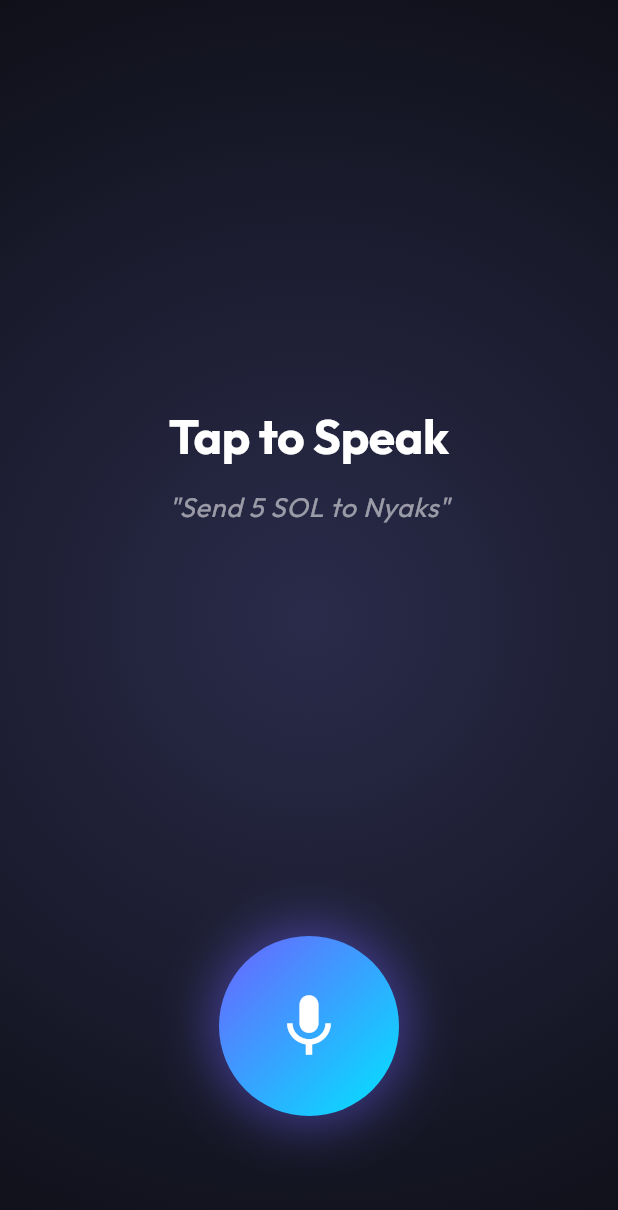
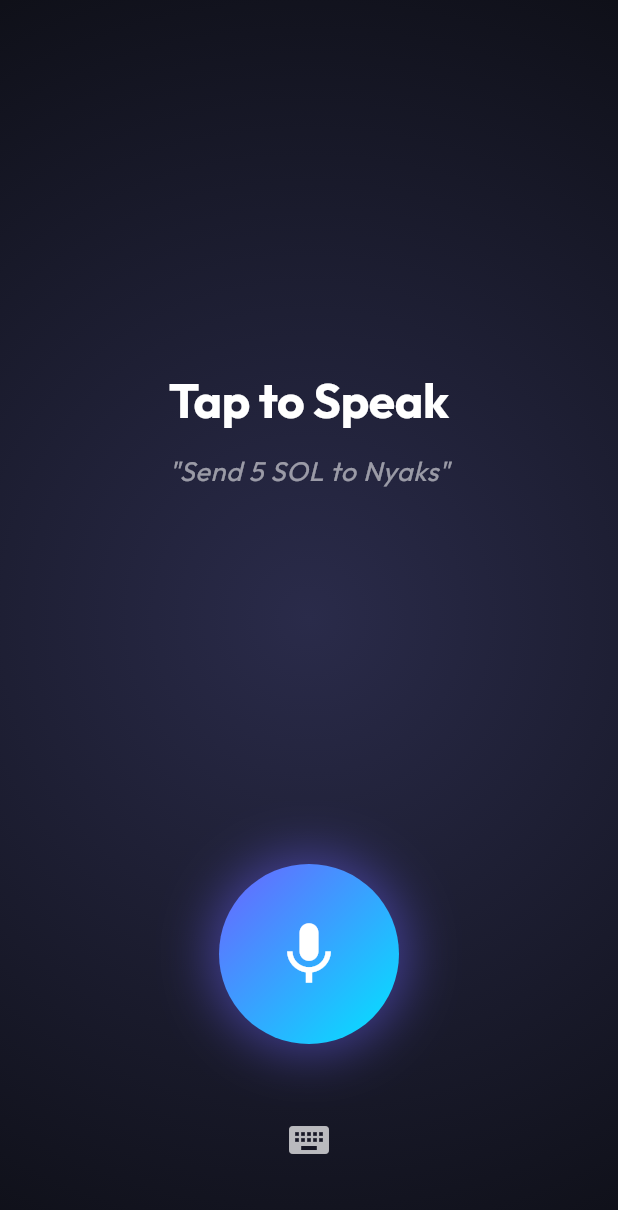
Before and after one commit to nyaks1/double-z, a Flutter app: the HomeScreen screen opened by its route, on a phone screen of 412 x 824 dp. Shown: the top 1210 px of the screen. Run offline on Flutter 3.47's test engine with Material 3 defaults, Android fonts, the phone set to English and light mode, and no system bars; our stand-ins replace google_fonts; missing offline and left inert: record.

Commit message:
Add text input and mock AI backend

```diff
--- a/mobile/lib/screens/home.dart
+++ b/mobile/lib/screens/home.dart
@@ -9,7 +9,9 @@ class HomeScreen extends StatefulWidget {
 
 class _HomeScreenState extends State<HomeScreen> with SingleTickerProviderStateMixin {
   late AnimationController _pulseController;
+  final TextEditingController _textController = TextEditingController();
   bool _isRecording = false;
+  bool _isTypingMode = false;
 
   @override
   void initState() {
@@ -23,6 +25,7 @@ class _HomeScreenState extends State<HomeScreen> with SingleTickerProviderStateM
   @override
   void dispose() {
     _pulseController.dispose();
+    _textController.dispose();
     super.dispose();
   }
 
@@ -46,6 +49,22 @@ class _HomeScreenState extends State<HomeScreen> with SingleTickerProviderStateM
     }
   }
 
+  void _sendTextIntent() {
+    if (_textController.text.trim().isEmpty) return;
+
+    // TODO: Integrate actual text sending service and API call
+    Future.delayed(const Duration(seconds: 1), () {
+      if (mounted) {
+        Navigator.pushNamed(context, '/confirm', arguments: {
+          'amount': 5.0,
+          'recipient_name': 'Nyaks',
+          'transaction_payload': 'mock_base64_tx',
+        });
+        _textController.clear();
+      }
+    });
+  }
+
   @override
   Widget build(BuildContext context) {
     return Scaffold(
@@ -64,7 +83,7 @@ class _HomeScreenState extends State<HomeScreen> with SingleTickerProviderStateM
               children: [
                 const Spacer(),
                 Text(
-                  _isRecording ? "Listening..." : "Tap to Speak",
+                  _isTypingMode ? "Type your intent" : (_isRecording ? "Listening..." : "Tap to Speak"),
                   style: Theme.of(context).textTheme.displayLarge?.copyWith(fontSize: 32),
                 ),
                 const SizedBox(height: 16),
@@ -76,6 +95,8 @@ class _HomeScreenState extends State<HomeScreen> with SingleTickerProviderStateM
                   ),
                 ),
                 const Spacer(),
+
+                if (!_isTypingMode) ...[
                   GestureDetector(
                     onTap: _toggleRecording,
                     child: Stack(
@@ -124,7 +145,59 @@ class _HomeScreenState extends State<HomeScreen> with SingleTickerProviderStateM
                       ],
                     ),
                   ),
-                const SizedBox(height: 80),
+                  const SizedBox(height: 40),
+                  IconButton(
+                    icon: const Icon(Icons.keyboard, color: Colors.white70, size: 32),
+                    onPressed: () => setState(() => _isTypingMode = true),
+                    tooltip: "Type your intent",
+                  ),
+                ] else ...[
+                  Padding(
+                    padding: const EdgeInsets.symmetric(horizontal: 24.0),
+                    child: Container(
+                      decoration: BoxDecoration(
+                        color: Theme.of(context).colorScheme.surface.withValues(alpha: 0.5),
+                        borderRadius: BorderRadius.circular(30),
+                        border: Border.all(color: Theme.of(context).colorScheme.primary.withValues(alpha: 0.3)),
+                      ),
+                      child: Row(
+                        children: [
+                          IconButton(
+                            icon: const Icon(Icons.mic, color: Colors.white70),
+                            onPressed: () => setState(() => _isTypingMode = false),
+                            tooltip: "Use Voice",
+                          ),
+                          Expanded(
+                            child: TextField(
+                              controller: _textController,
+                              style: const TextStyle(color: Colors.white),
+                              decoration: const InputDecoration(
+                                hintText: "Send 5 SOL to Nyaks",
+                                hintStyle: TextStyle(color: Colors.white30),
+                                border: InputBorder.none,
+                              ),
+                              onSubmitted: (value) => _sendTextIntent(),
+                            ),
+                          ),
+                          Container(
+                            margin: const EdgeInsets.all(4),
+                            decoration: BoxDecoration(
+                              shape: BoxShape.circle,
+                              gradient: LinearGradient(
+                                colors: [Theme.of(context).colorScheme.primary, Theme.of(context).colorScheme.secondary],
+                              ),
+                            ),
+                            child: IconButton(
+                              icon: const Icon(Icons.send, color: Colors.white),
+                              onPressed: _sendTextIntent,
+                            ),
+                          ),
+                        ],
+                      ),
+                    ),
+                  ),
+                ],
+                const SizedBox(height: 40),
               ],
             ),
           ),
```
Also changed, not shown: mobile/lib/services/audio.dart (+23 -0 lines), 2 other files. Lines whose indentation alone changed are shown as unchanged.
